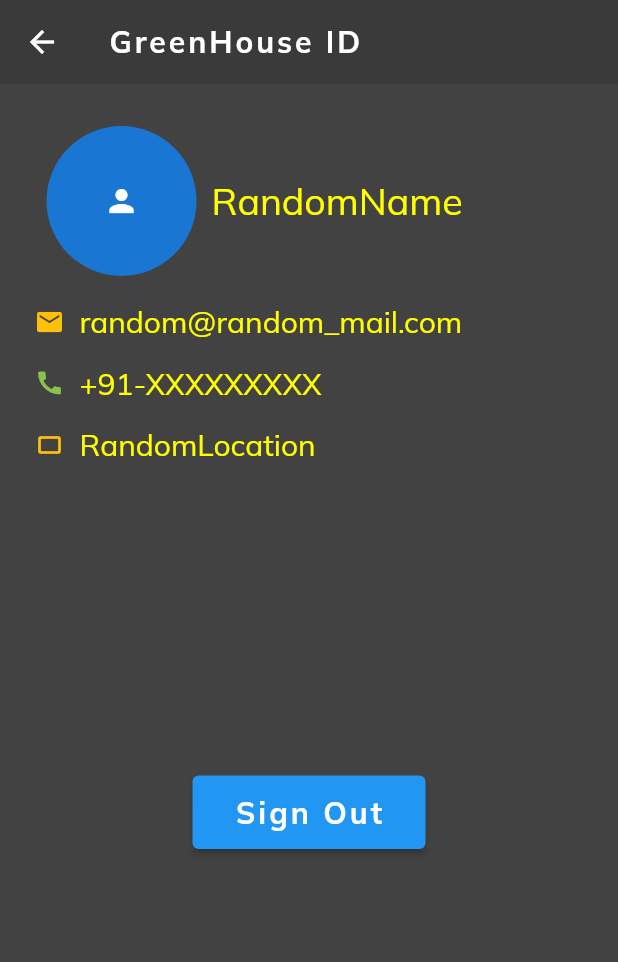
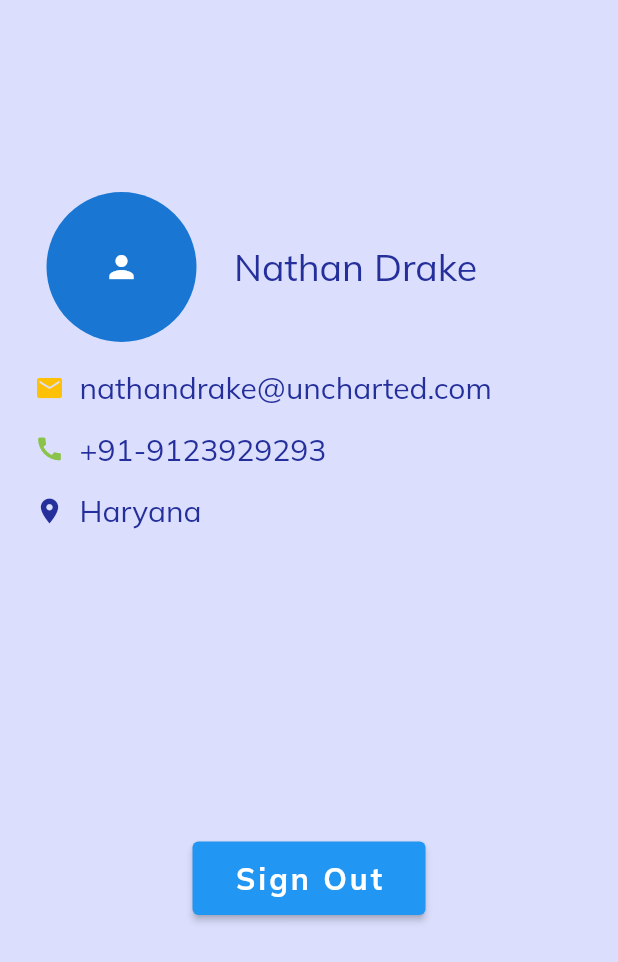
Before and after one commit to Saransh29/AgriMan, a Flutter app: the UserInfo screen opened by its route, on a phone screen of 412 x 824 dp. Shown: the top 962 px of the screen. Run offline on Flutter 3.47's test engine with Material 2 defaults, Android fonts, the phone set to English and light mode, and no system bars; our stand-ins replace cloud_firestore, firebase_auth, firebase_core, firebase_database, flutter_switch, flutter_typeahead and 3 more; accounts and stored records are empty; network calls fail.

Commit message:
crop_data , greenhouse account UI changed

```diff
--- a/lib/templates/user_info_page.dart
+++ b/lib/templates/user_info_page.dart
@@ -9,24 +9,29 @@ class UserInfo extends StatelessWidget {
   @override
   Widget build(BuildContext context) {
     return Scaffold(
-        backgroundColor: Colors.grey[800],
-        appBar: AppBar(
-          title: Row(
+        backgroundColor: Color(0xFFDBDFFD),
+        // appBar: AppBar(
+        //   title: Row(
+        //     children: [
+        //       Text(
+        //         'GreenHouse ID',
+        //         style: TextStyle(
+        //             color: Colors.white,
+        //             letterSpacing: 2.0,
+        //             fontWeight: FontWeight.bold),
+        //       ),
+        //     ],
+        //   ),
+        //   centerTitle: true,
+        //   backgroundColor: Colors.black12,
+        //   elevation: 0.0,
+        // ),
+        body: Column(
           children: [
-              Text(
-                'GreenHouse ID',
-                style: TextStyle(
-                    color: Colors.white,
-                    letterSpacing: 2.0,
-                    fontWeight: FontWeight.bold),
+            SizedBox(
+              height: 100,
             ),
-            ],
-          ),
-          centerTitle: true,
-          backgroundColor: Colors.black12,
-          elevation: 0.0,
-        ),
-        body: Container(
+            Container(
               // color: Colors.blue,
               margin: EdgeInsets.fromLTRB(8.0, 10.0, 8.0, 0),
               padding: EdgeInsets.symmetric(horizontal: 10, vertical: 8),
@@ -44,18 +49,20 @@ class UserInfo extends StatelessWidget {
                           radius: 50.0,
                         ),
                         SizedBox(
-                      width: 10.0,
+                          width: 25.0,
                         ),
-                    Text('RandomName',
+                        Text('Nathan Drake',
                             style: TextStyle(
-                            fontSize: 25.0, color: Colors.yellowAccent)),
+                              fontSize: 25.0,
+                              color: Color(0xFF242F9B),
+                            )),
                       ],
                     ),
                   ),
 
                   Padding(
-                padding:
-                    const EdgeInsets.symmetric(vertical: 8.0, horizontal: 5.0),
+                    padding: const EdgeInsets.symmetric(
+                        vertical: 8.0, horizontal: 5.0),
                     child: Row(
                       mainAxisAlignment: MainAxisAlignment.start,
                       children: [
@@ -67,15 +74,17 @@ class UserInfo extends StatelessWidget {
                         SizedBox(
                           width: 10.0,
                         ),
-                    Text('random@random_mail.com',
+                        Text('nathandrake@uncharted.com',
                             style: TextStyle(
-                            fontSize: 20.0, color: Colors.yellowAccent))
+                              fontSize: 20.0,
+                              color: Color(0xFF242F9B),
+                            ))
                       ],
                     ),
                   ),
                   Padding(
-                padding:
-                    const EdgeInsets.symmetric(vertical: 8.0, horizontal: 5.0),
+                    padding: const EdgeInsets.symmetric(
+                        vertical: 8.0, horizontal: 5.0),
                     child: Row(
                       children: [
                         Icon(
@@ -86,30 +95,32 @@ class UserInfo extends StatelessWidget {
                         SizedBox(
                           width: 10.0,
                         ),
-                    Text('+91-XXXXXXXXX',
+                        Text('+91-9123929293',
                             style: TextStyle(
-                            fontSize: 20.0, color: Colors.yellowAccent)),
+                              fontSize: 20.0,
+                              color: Color(0xFF242F9B),
+                            )),
                       ],
                     ),
                   ),
                   //SizedBox(height: 20.0,),
                   Padding(
-                padding:
-                    const EdgeInsets.symmetric(vertical: 8.0, horizontal: 5.0),
+                    padding: const EdgeInsets.symmetric(
+                        vertical: 8.0, horizontal: 5.0),
                     child: Row(
                       children: [
                         Icon(
-                      Icons.crop_landscape,
+                          Icons.location_on,
                           size: 20.0,
-                      color: Colors.amber,
+                          color: Color(0xFF242F9B),
                         ),
                         SizedBox(
                           width: 10,
                         ),
-                    Text('RandomLocation',
+                        Text('Haryana',
                             style: TextStyle(
                               fontSize: 20.0,
-                          color: Colors.yellowAccent,
+                              color: Color(0xFF242F9B),
                             ))
                       ],
                     ),
@@ -156,6 +167,8 @@ class UserInfo extends StatelessWidget {
                   ))*/
                 ],
               ),
+            ),
+          ],
         ));
   }
 }
```
Also changed, not shown: lib/templates/plant_data.dart (+34 -30 lines). Lines whose indentation alone changed are shown as unchanged.
